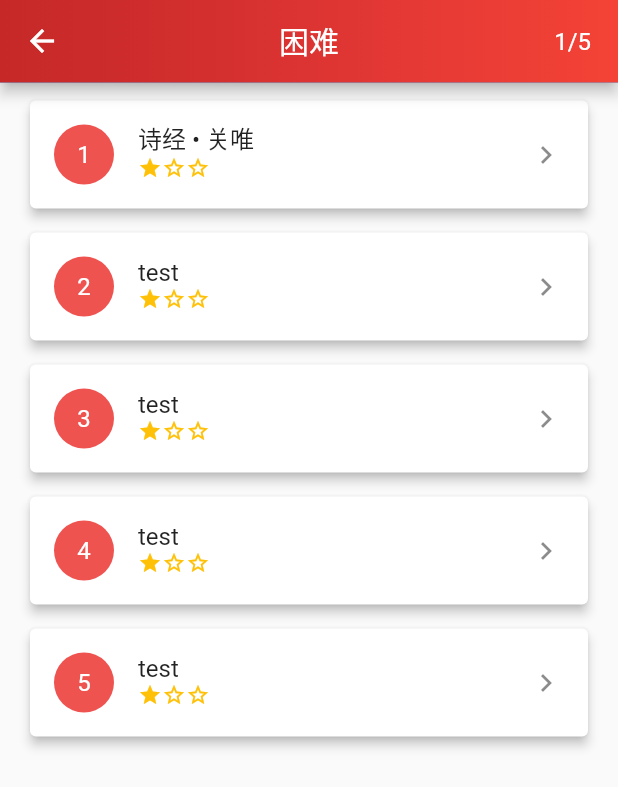
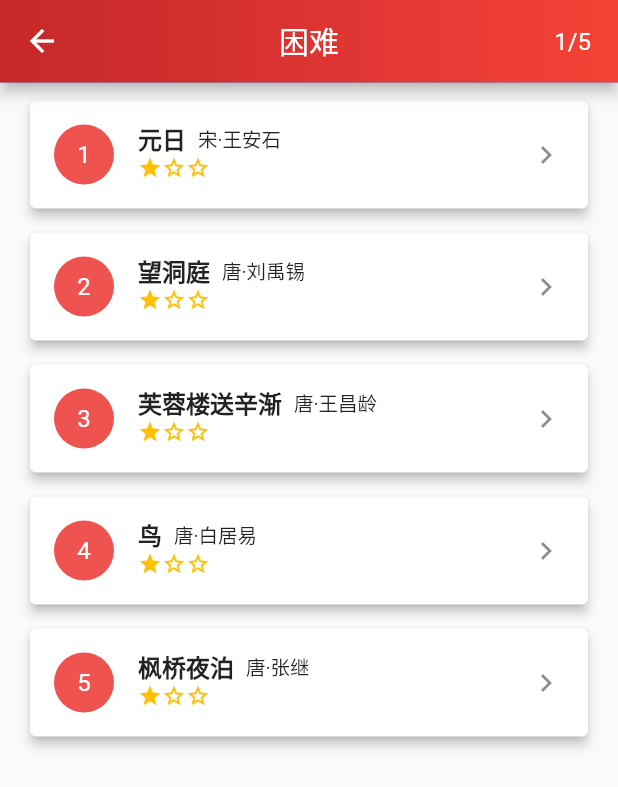
Before and after one commit to CodesAreHonest/poem-and-strings, a Flutter app: the DifficultStageSelection screen opened by its route, on a phone screen of 412 x 824 dp. Shown: the top 787 px of the screen. Run offline on Flutter 3.47's test engine with Material 2 defaults, Android fonts, the phone set to English and light mode, and no system bars; our stand-ins replace flutter_redux, redux.

Commit message:
[Difficult Stage] - Completed

```diff
--- a/lib/models/difficult_stage/difficult_stage_five.dart
+++ b/lib/models/difficult_stage/difficult_stage_five.dart
@@ -1,22 +1,22 @@
 import 'package:poem_and_strings/models/character.dart';
 import 'package:poem_and_strings/models/models.dart';
 
-class EasyStageFive {
+class DifficultStageFive {
   final List<Character> stageData = [
-    Character("月", false, false, 0),
-    Character("落", false, false, 1),
-    Character("乌", false, false, 2),
-    Character("啼", false, false, 3),
-    Character("霜", false, false, 4),
-    Character("满", false, false, 5),
-    Character("天", false, false, 6),
-    Character("江", false, false, 7),
-    Character("枫", false, false, 8),
-    Character("渔", false, false, 9),
-    Character("火", false, false, 10),
-    Character("对", false, false, 11),
-    Character("愁", false, false, 12),
-    Character("眠", false, false, 13)
+    Character("姑", false, false, 0),
+    Character("苏", false, false, 1),
+    Character("城", false, false, 2),
+    Character("外", false, false, 3),
+    Character("寒", false, false, 4),
+    Character("山", false, false, 5),
+    Character("寺", false, false, 6),
+    Character("夜", false, false, 7),
+    Character("半", false, false, 8),
+    Character("钟", false, false, 9),
+    Character("声", false, false, 10),
+    Character("到", false, false, 11),
+    Character("客", false, false, 12),
+    Character("船", false, false, 13)
   ];
 
   final int numOfRows = 2;
@@ -29,5 +29,5 @@ class EasyStageFive {
   final String background =
       "这是一首劝诫诗。每年春天转成夏天的时候，鸟儿们正处于繁育时期，不少乡下孩子喜欢掏鸟窝、抓小鸟，甚至不少大人也在田间地头边干活边捕鸟，究其动机，仅仅是出于好玩。一幅幅鸟儿或死去或挣扎的画面让诗人惊讶恐惧，很上心。于是，诗人创作此诗，深情地呼喊与号召人们爱惜小鸟，与它们和谐共处，同时以鸟喻人，劝诫权贵尊重平民。";
 
-  EasyStageFive();
+  DifficultStageFive();
 }
--- a/lib/models/difficult_stage/difficult_stage_four.dart
+++ b/lib/models/difficult_stage/difficult_stage_four.dart
@@ -1,22 +1,22 @@
 import 'package:poem_and_strings/models/character.dart';
 import 'package:poem_and_strings/models/models.dart';
 
-class EasyStageFour {
+class DifficultStageFour {
   final List<Character> stageData = [
-    Character("谁", false, false, 0),
-    Character("道", false, false, 1),
-    Character("群", false, false, 2),
-    Character("生", false, false, 3),
-    Character("性", false, false, 4),
-    Character("命", false, false, 5),
-    Character("微", false, false, 6),
-    Character("一", false, false, 7),
-    Character("般", false, false, 8),
-    Character("骨", false, false, 9),
-    Character("肉", false, false, 10),
-    Character("一", false, false, 11),
-    Character("般", false, false, 12),
-    Character("皮", false, false, 13)
+    Character("劝", false, false, 0),
+    Character("君", false, false, 1),
+    Character("莫", false, false, 2),
+    Character("打", false, false, 3),
+    Character("枝", false, false, 4),
+    Character("头", false, false, 5),
+    Character("鸟", false, false, 6),
+    Character("子", false, false, 7),
+    Character("在", false, false, 8),
+    Character("巢", false, false, 9),
+    Character("中", false, false, 10),
+    Character("望", false, false, 11),
+    Character("母", false, false, 12),
+    Character("归", false, false, 13)
   ];
 
   final int numOfRows = 2;
@@ -29,5 +29,5 @@ class EasyStageFour {
   final String background =
       "这是一首劝诫诗。每年春天转成夏天的时候，鸟儿们正处于繁育时期，不少乡下孩子喜欢掏鸟窝、抓小鸟，甚至不少大人也在田间地头边干活边捕鸟，究其动机，仅仅是出于好玩。一幅幅鸟儿或死去或挣扎的画面让诗人惊讶恐惧，很上心。于是，诗人创作此诗，深情地呼喊与号召人们爱惜小鸟，与它们和谐共处，同时以鸟喻人，劝诫权贵尊重平民。";
 
-  EasyStageFour();
+  DifficultStageFour();
 }
--- a/lib/models/difficult_stage/difficult_stage_three.dart
+++ b/lib/models/difficult_stage/difficult_stage_three.dart
@@ -1,22 +1,22 @@
 import 'package:poem_and_strings/models/character.dart';
 import 'package:poem_and_strings/models/models.dart';
 
-class EasyStageThree {
+class DifficultStageThree {
   final List<Character> stageData = [
-    Character("寒", false, false, 0),
+    Character("洛", false, false, 0),
     Character("雨", false, false, 1),
-    Character("连", false, false, 2),
-    Character("江", false, false, 3),
-    Character("夜", false, false, 4),
-    Character("入", false, false, 5),
-    Character("吴", false, false, 6),
-    Character("平", false, false, 7),
-    Character("明", false, false, 8),
-    Character("送", false, false, 9),
-    Character("客", false, false, 10),
-    Character("楚", false, false, 11),
-    Character("山", false, false, 12),
-    Character("孤", false, false, 13)
+    Character("亲", false, false, 2),
+    Character("友", false, false, 3),
+    Character("如", false, false, 4),
+    Character("相", false, false, 5),
+    Character("问", false, false, 6),
+    Character("一", false, false, 7),
+    Character("片", false, false, 8),
+    Character("冰", false, false, 9),
+    Character("心", false, false, 10),
+    Character("在", false, false, 11),
+    Character("玉", false, false, 12),
+    Character("壶", false, false, 13)
   ];
 
   final int numOfRows = 2;
@@ -29,5 +29,5 @@ class EasyStageThree {
   final String background =
       "此诗当作于天宝元年（公元742年），王昌龄当时为江宁丞。辛渐是王昌龄的朋友，这次拟由润州渡江，取道扬州，北上洛阳。王昌龄可能陪他从江宁到润州，然后在此分手。这首诗为在江边离别时所写。";
 
-  EasyStageThree();
+  DifficultStageThree();
 }
--- a/lib/models/difficult_stage/difficult_stage_two.dart
+++ b/lib/models/difficult_stage/difficult_stage_two.dart
@@ -1,7 +1,7 @@
 import 'package:poem_and_strings/models/character.dart';
 import 'package:poem_and_strings/models/models.dart';
 
-class EasyStageTwo {
+class DifficultStageTwo {
   final List<Character> stageData = [
     Character("遥", false, false, 0),
     Character("望", false, false, 1),
@@ -20,7 +20,7 @@ class EasyStageTwo {
   ];
 
   final int numOfRows = 2;
-  final int maximumSteps = 10;
+  final int maximumSteps = 8;
   final String stageCount = '第二关';
   final String title = '望洞庭';
   final String dynastyWithAuthor = '唐·刘禹锡';
@@ -29,5 +29,5 @@ class EasyStageTwo {
   final String background =
       "《望洞庭》是在长庆四年（公元824年）秋天写的，刘禹锡被贬逐南荒，二十年里来去洞庭六次。其中一次，刘禹锡要到和州做官，经过洞庭湖，观望洞庭湖的景色而写下了这首诗。";
 
-  EasyStageTwo();
+  DifficultStageTwo();
 }
--- a/lib/presentations/difficult_stage_selection/difficult_stage_selection.dart
+++ b/lib/presentations/difficult_stage_selection/difficult_stage_selection.dart
@@ -1,25 +1,33 @@
 import 'package:flutter/material.dart';
+import 'package:poem_and_strings/models/difficult_stage/difficult_stage_five.dart';
+import 'package:poem_and_strings/models/difficult_stage/difficult_stage_four.dart';
+import 'package:poem_and_strings/models/difficult_stage/difficult_stage_one.dart';
+import 'package:poem_and_strings/models/difficult_stage/difficult_stage_three.dart';
+import 'package:poem_and_strings/models/difficult_stage/difficult_stage_two.dart';
 import 'widgets/appbar.dart';
 import 'widgets/difficult_stage.dart';
 
 class DifficultStageSelection extends StatelessWidget {
-  final titles = ['诗经 • 关唯', 'test', 'test', 'test', 'test'];
-
   @override
   Widget build(BuildContext context) {
     return Scaffold(
       appBar: DifficultStageAppBar(),
       body: Padding(
-        padding: const EdgeInsets.symmetric(vertical: 8.0, horizontal: 16.0),
-        child: ListView.builder(
-          itemCount: titles.length,
-          itemBuilder: (context, index) {
-            int steps = index + 1;
-
-            return DifficultStage(steps: steps, titles: titles[index]);
-          },
-        ),
-      ),
+          padding: const EdgeInsets.symmetric(vertical: 8.0, horizontal: 16.0),
+          child: ListView(
+            children: <Widget>[
+              DifficultStage(
+                  stage: DifficultStageOne(), starRating: 1, level: 1),
+              DifficultStage(
+                  stage: DifficultStageTwo(), starRating: 1, level: 2),
+              DifficultStage(
+                  stage: DifficultStageThree(), starRating: 1, level: 3),
+              DifficultStage(
+                  stage: DifficultStageFour(), starRating: 1, level: 4),
+              DifficultStage(
+                  stage: DifficultStageFive(), starRating: 1, level: 5),
+            ],
+          )),
     );
   }
 }
--- a/lib/presentations/difficult_stage_selection/widgets/difficult_stage.dart
+++ b/lib/presentations/difficult_stage_selection/widgets/difficult_stage.dart
@@ -1,40 +1,70 @@
 import "package:flutter/material.dart";
+import 'package:poem_and_strings/models/models.dart';
+import 'package:poem_and_strings/presentations/game/game.dart';
 import "package:poem_and_strings/widgets/stage_rating.dart";
 
 class DifficultStage extends StatelessWidget {
-  const DifficultStage({
-    Key key,
-    @required this.steps,
-    @required this.titles,
-  }) : super(key: key);
+  DifficultStage(
+      {Key key,
+      @required this.stage,
+      @required this.starRating,
+      @required this.level})
+      : super(key: key);
 
-  final int steps;
-  final String titles;
+  final dynamic stage;
+  final int level;
+  final int starRating;
 
   @override
   Widget build(BuildContext context) {
+    String title = stage.title;
+    String author = stage.dynastyWithAuthor;
+    int numOfRows = stage.numOfRows;
+    List<Character> stageData = stage.stageData;
+    String stageCount = stage.stageCount;
+    int maximumSteps = stage.maximumSteps;
+    String translation = stage.translation;
+    String background = stage.background;
+
     return Column(
       children: <Widget>[
-        Card( //
+        Card(
+          //
           elevation: 3.0,
           child: ListTile(
             leading: CircleAvatar(
               backgroundColor: Colors.red[400],
-              child: Text(
-                  "$steps",
+              child: Text("$level",
                   style: TextStyle(
-                      color: Colors.white,
-                      fontWeight: FontWeight.w400
-                  )
-              ),
+                      color: Colors.white, fontWeight: FontWeight.w400)),
             ),
-            title: Text(titles),
+            title: Row(
+              children: <Widget>[
+                Text(title,
+                    style:
+                        TextStyle(fontSize: 16.0, fontWeight: FontWeight.bold)),
+                SizedBox(width: 8.0),
+                Text(author,
+                    style: TextStyle(
+                        fontSize: 13.0, fontWeight: FontWeight.normal))
+              ],
+            ),
             subtitle: StageRating(value: 1),
             trailing: Icon(Icons.keyboard_arrow_right),
-            onTap: () {},
-            contentPadding: EdgeInsets.symmetric(
-                horizontal: 16.0
-            ),
+            onTap: () {
+              Navigator.push(
+                  context,
+                  MaterialPageRoute(
+                      builder: (context) => Game(
+                          stage: Stage(
+                              numOfRows: numOfRows,
+                              stageData: stageData,
+                              stageCount: stageCount,
+                              maximumSteps: maximumSteps,
+                              translation: translation,
+                              background: background))));
+            },
+            contentPadding: EdgeInsets.symmetric(horizontal: 16.0),
           ),
         ),
         SizedBox(height: 8.0)
```
